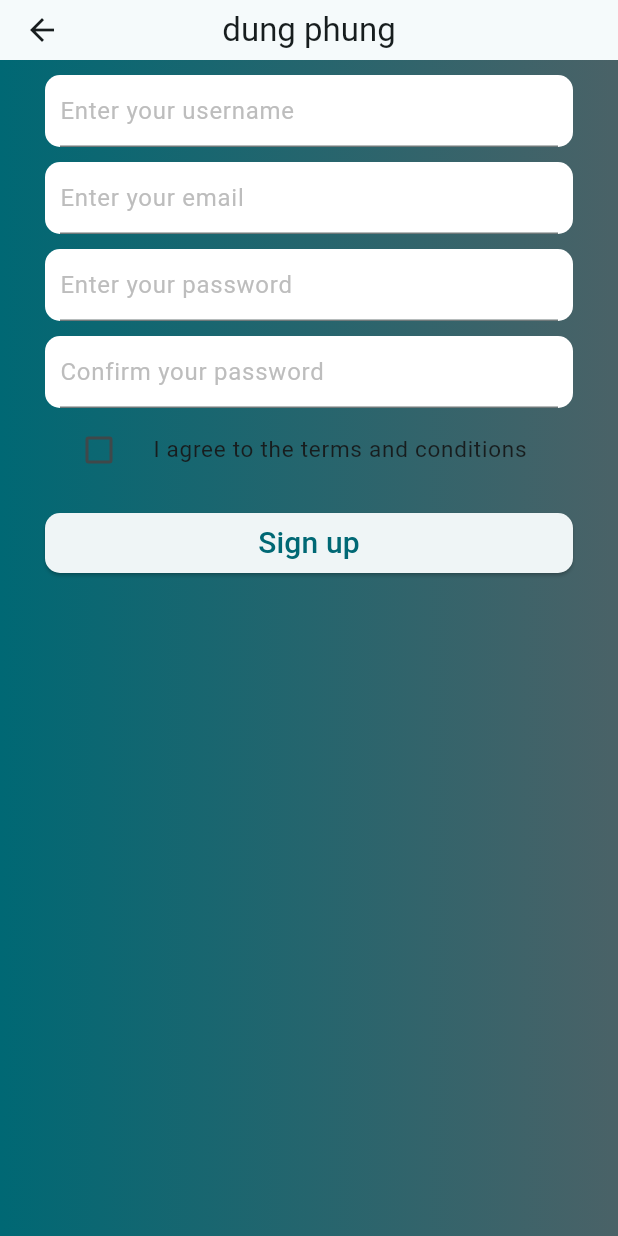
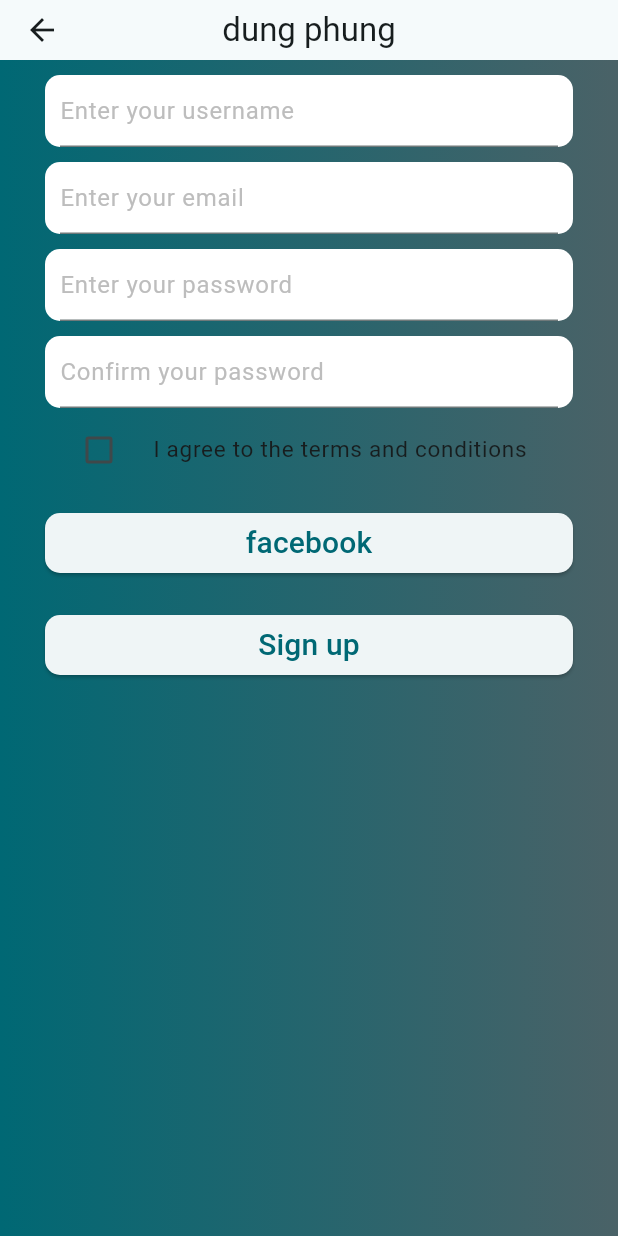
Before and after one commit to bos5/demo-flutter-app, a Flutter app: the screen it shows after launch, after a tap on "Sign up", on a phone screen of 412 x 824 dp. Run offline on Flutter 3.47's test engine with Material 2 defaults, Android fonts, the phone set to English and light mode, and no system bars; our stand-ins replace firebase_auth, firebase_core, font_awesome_flutter; missing offline and left inert: flutter_facebook_auth; accounts and stored records are empty.

Commit message:
fix facebook connect issue

```diff
--- a/flutter_application_1/lib/main.dart
+++ b/flutter_application_1/lib/main.dart
@@ -1,8 +1,11 @@
 import 'package:flutter/material.dart';
 import 'package:firebase_core/firebase_core.dart';
+import 'package:flutter_application_1/firebase_activity/firebase_login_signup.dart';
 import 'package:flutter_application_1/screens/login_page.dart';
+import 'package:provider/provider.dart';
 import 'firebase_activity/firebase_options.dart';
-
+import 'package:flutter/foundation.dart' show kIsWeb;
+import 'package:flutter_facebook_auth/flutter_facebook_auth.dart';
 // ...
 
 void main() async {
@@ -10,22 +13,36 @@ void main() async {
   await Firebase.initializeApp(
     options: DefaultFirebaseOptions.currentPlatform,
   );
+  if (kIsWeb) {
+    // initialiaze the facebook javascript SDK
+    await FacebookAuth.i.webAndDesktopInitialize(
+      appId: "876416693343858",
+      cookie: true,
+      xfbml: true,
+      version: "v8.9",
+    );
+  }
   runApp(const MyApp());
 }
 
 class MyApp extends StatelessWidget {
   const MyApp({Key? key}) : super(key: key);
 
-  // This widget is the root of your application.
   @override
   Widget build(BuildContext context) {
-    return MaterialApp(
+    return MultiProvider(
+        providers: [
+          ChangeNotifierProvider(
+            create: ((context) => LoginProvider()),
+          ),
+        ],
+        child: MaterialApp(
           title: 'Flutter Demo',
           theme: ThemeData(
             colorScheme: ColorScheme.fromSeed(seedColor: Colors.white),
             useMaterial3: true,
           ),
           home: const MyLoginPage(),
-    );
+        ));
   }
 }
--- a/flutter_application_1/lib/screens/login_page.dart
+++ b/flutter_application_1/lib/screens/login_page.dart
@@ -5,7 +5,7 @@ import 'package:flutter_application_1/screens/sign_up_page.dart';
 import 'package:flutter_application_1/utils/validate.dart';
 
 class MyLoginPage extends StatefulWidget {
-  const MyLoginPage({super.key});
+  const MyLoginPage({Key? key}) : super(key: key);
   @override
   State<MyLoginPage> createState() => _MyLoginPageState();
 }
--- a/flutter_application_1/lib/screens/sign_up_page.dart
+++ b/flutter_application_1/lib/screens/sign_up_page.dart
@@ -1,9 +1,10 @@
 import 'package:flutter/material.dart';
 import 'package:flutter_application_1/firebase_activity/firebase_login_signup.dart';
 import 'package:flutter_application_1/utils/validate.dart';
+import 'package:flutter_facebook_auth/flutter_facebook_auth.dart';
 
 class MySignUpPage extends StatefulWidget {
-  const MySignUpPage({super.key});
+  const MySignUpPage({Key? key}) : super(key: key);
   @override
   State<MySignUpPage> createState() => _MySignUpPageState();
 }
@@ -39,14 +40,6 @@ class _MySignUpPageState extends State<MySignUpPage> {
           ),
         ),
         child: Column(children: [
-          // Padding(
-          //   padding: const EdgeInsets.all(10),
-          //   child: Image.asset(
-          //     "images/doctors.png",
-          //     scale: 2.5,
-          //     // height: 300,
-          //   ),
-          // ),
           Padding(
             padding: const EdgeInsets.only(top: 10, left: 10, right: 10),
             child: Column(
@@ -178,6 +171,37 @@ class _MySignUpPageState extends State<MySignUpPage> {
               controlAffinity: ListTileControlAffinity.leading,
             ),
           ),
+          // test
+          Container(
+            padding: const EdgeInsets.symmetric(vertical: 10, horizontal: 10),
+            width: double.infinity,
+            child: ElevatedButton(
+              onPressed: () async {
+                final LoginResult result = await FacebookAuth.instance.login();
+
+                if (result.status == LoginStatus.success) {
+                  // User is logged in successfully
+                  final AccessToken accessToken = result.accessToken!;
+                  // Use the accessToken for further operations like fetching user data
+                } else if (result.status == LoginStatus.cancelled) {
+                  // User cancelled the login process
+                  print('cancel');
+                } else {
+                  // Error occurred during the login process
+                  print('error');
+                }
+              },
+              style: ElevatedButton.styleFrom(
+                shape: RoundedRectangleBorder(
+                  borderRadius: BorderRadius.circular(10),
+                ),
+              ),
+              child: const Text(
+                'facebook',
+                style: TextStyle(fontSize: 20),
+              ),
+            ),
+          ),
           Container(
             padding: const EdgeInsets.symmetric(vertical: 10, horizontal: 10),
             width: double.infinity,
--- a/flutter_application_1/lib/utils/popup.dart
+++ b/flutter_application_1/lib/utils/popup.dart
@@ -1,6 +1,6 @@
 import 'package:flutter/material.dart';
 
-showdialog(BuildContext context, String title, String content) {
+showdialog(context, String title, String content) {
   showDialog(
       context: context,
       builder: (BuildContext context) {
```
Also changed, not shown: flutter_application_1/lib/firebase_activity/firebase_login_signup.dart (+18 -6 lines), flutter_application_1/lib/screens/login_option.dart (+23 -3 lines), 4 other files. Lines whose indentation alone changed are shown as unchanged.
